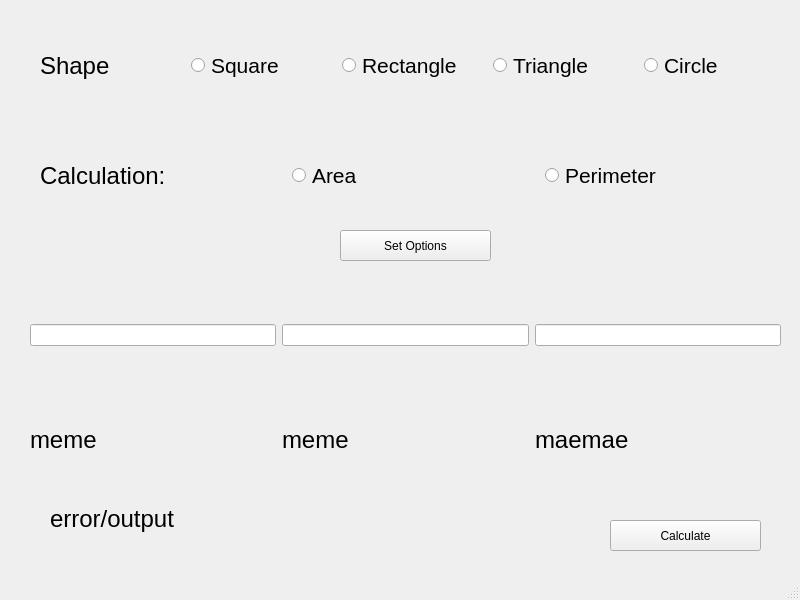
Before: the Qt Designer form window.ui in gbafana25/project1, drawn with Qt 5.
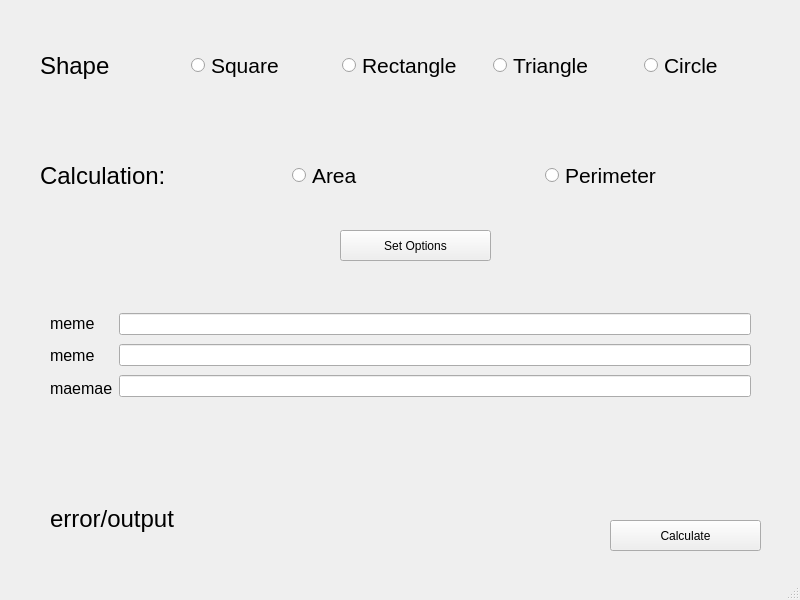
After: the same form once the commit is applied.

Commit message: fixed input/label positioning

```diff
--- a/window.ui
+++ b/window.ui
@@ -153,75 +153,6 @@
      <string>Set Options</string>
     </property>
    </widget>
-   <widget class="QWidget" name="horizontalLayoutWidget_3">
-    <property name="geometry">
-     <rect>
-      <x>30</x>
-      <y>270</y>
-      <width>751</width>
-      <height>131</height>
-     </rect>
-    </property>
-    <layout class="QHBoxLayout" name="horizontalLayout_2">
-     <item>
-      <widget class="QLineEdit" name="parameter1"/>
-     </item>
-     <item>
-      <widget class="QLineEdit" name="parameter2"/>
-     </item>
-     <item>
-      <widget class="QLineEdit" name="parameter3"/>
-     </item>
-    </layout>
-   </widget>
-   <widget class="QWidget" name="horizontalLayoutWidget_4">
-    <property name="geometry">
-     <rect>
-      <x>30</x>
-      <y>400</y>
-      <width>751</width>
-      <height>80</height>
-     </rect>
-    </property>
-    <layout class="QHBoxLayout" name="horizontalLayout_3">
-     <item>
-      <widget class="QLabel" name="p1label">
-       <property name="font">
-        <font>
-         <pointsize>18</pointsize>
-        </font>
-       </property>
-       <property name="text">
-        <string>meme</string>
-       </property>
-      </widget>
-     </item>
-     <item>
-      <widget class="QLabel" name="p2label">
-       <property name="font">
-        <font>
-         <pointsize>18</pointsize>
-        </font>
-       </property>
-       <property name="text">
-        <string>meme</string>
-       </property>
-      </widget>
-     </item>
-     <item>
-      <widget class="QLabel" name="p3label">
-       <property name="font">
-        <font>
-         <pointsize>18</pointsize>
-        </font>
-       </property>
-       <property name="text">
-        <string>maemae</string>
-       </property>
-      </widget>
-     </item>
-    </layout>
-   </widget>
    <widget class="QPushButton" name="calcgo">
     <property name="enabled">
      <bool>true</bool>
@@ -256,6 +187,71 @@
      <string>error/output</string>
     </property>
    </widget>
+   <widget class="QWidget" name="horizontalLayoutWidget_3">
+    <property name="geometry">
+     <rect>
+      <x>50</x>
+      <y>310</y>
+      <width>701</width>
+      <height>91</height>
+     </rect>
+    </property>
+    <layout class="QHBoxLayout" name="horizontalLayout_2">
+     <item>
+      <layout class="QVBoxLayout" name="verticalLayout_2">
+       <item>
+        <widget class="QLabel" name="p1label">
+         <property name="font">
+          <font>
+           <pointsize>12</pointsize>
+          </font>
+         </property>
+         <property name="text">
+          <string>meme</string>
+         </property>
+        </widget>
+       </item>
+       <item>
+        <widget class="QLabel" name="p2label">
+         <property name="font">
+          <font>
+           <pointsize>12</pointsize>
+          </font>
+         </property>
+         <property name="text">
+          <string>meme</string>
+         </property>
+        </widget>
+       </item>
+       <item>
+        <widget class="QLabel" name="p3label">
+         <property name="font">
+          <font>
+           <pointsize>12</pointsize>
+          </font>
+         </property>
+         <property name="text">
+          <string>maemae</string>
+         </property>
+        </widget>
+       </item>
+      </layout>
+     </item>
+     <item>
+      <layout class="QVBoxLayout" name="verticalLayout">
+       <item>
+        <widget class="QLineEdit" name="parameter1"/>
+       </item>
+       <item>
+        <widget class="QLineEdit" name="parameter2"/>
+       </item>
+       <item>
+        <widget class="QLineEdit" name="parameter3"/>
+       </item>
+      </layout>
+     </item>
+    </layout>
+   </widget>
   </widget>
   <widget class="QMenuBar" name="menubar">
    <property name="geometry">
```
Left out of the diff: 2 changed lines with no effect on the pictures. The commit also changes 2 other files.
